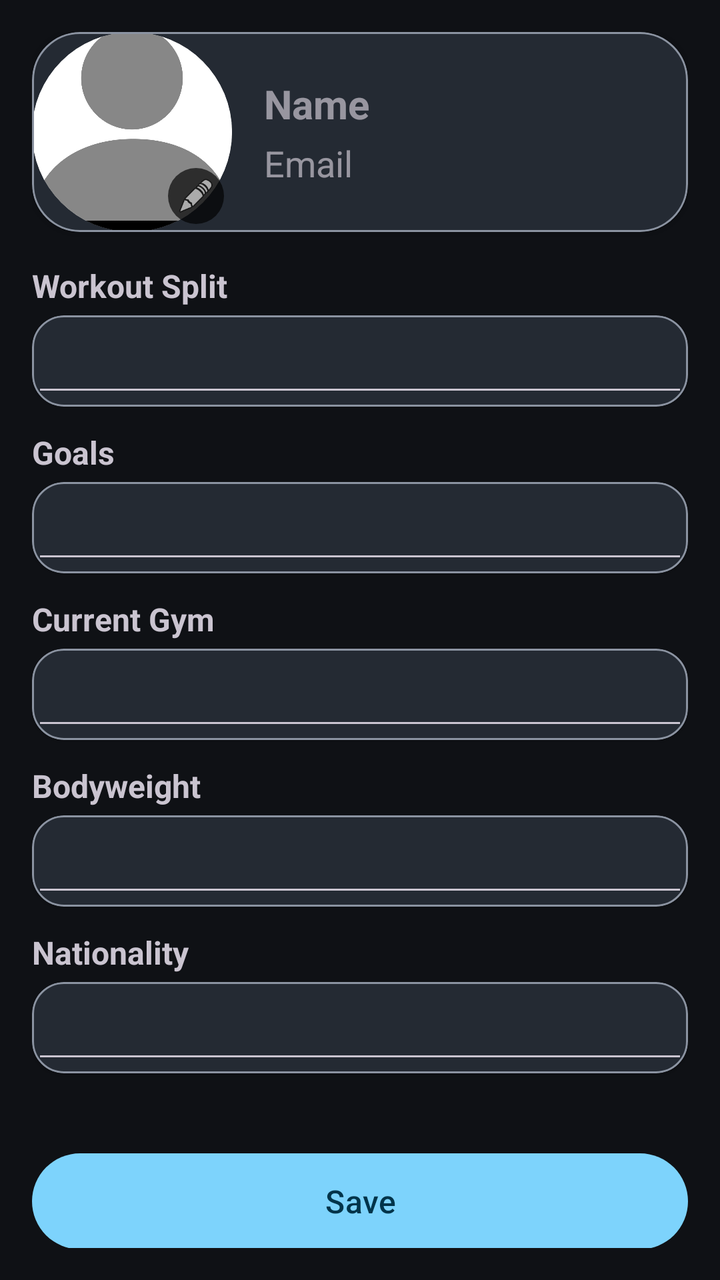
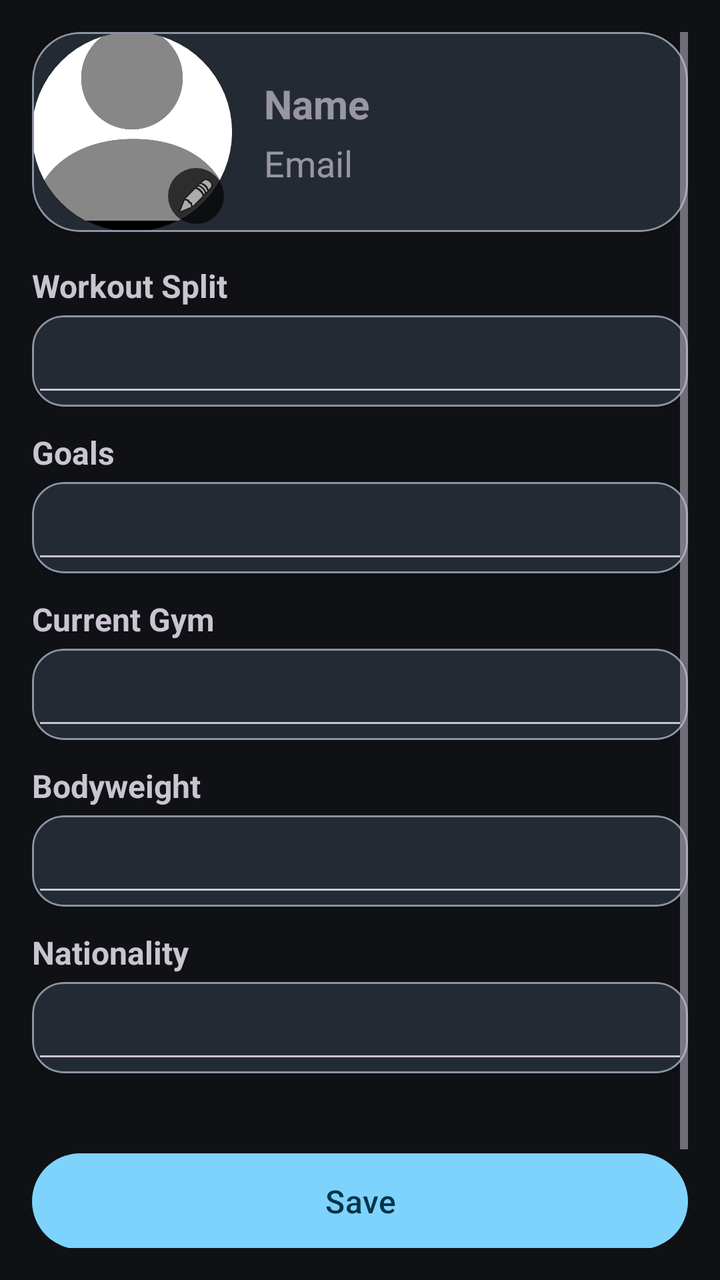

Screens rendered from an Android XML layout before and after an edit, with the pre-edit source and the edit as a unified diff.
<!-- AndroidManifest.xml: application theme Theme.CS4084Group3 -->
<!-- res/layout/fragment_profile.xml -->
<?xml version="1.0" encoding="utf-8"?>
<ScrollView
    xmlns:android="http://schemas.android.com/apk/res/android"
    xmlns:app="http://schemas.android.com/apk/res-auto"
    android:id="@+id/profileScrollView"
    android:layout_width="match_parent"
    android:layout_height="match_parent"
    android:fillViewport="true"
    android:padding="16dp">

    <LinearLayout
        android:layout_width="match_parent"
        android:layout_height="wrap_content"
        android:orientation="vertical">

        
        <com.google.android.material.card.MaterialCardView
            android:id="@+id/profileCard"
            android:layout_width="match_parent"
            android:layout_height="wrap_content"
            android:layout_marginBottom="16dp"
            android:padding="16dp"
            app:cardCornerRadius="24dp">

            <LinearLayout
                android:layout_width="match_parent"
                android:layout_height="wrap_content"
                android:orientation="horizontal"
                android:gravity="center_vertical">

                
                <FrameLayout
                    android:layout_width="100dp"
                    android:layout_height="100dp">

                    
                    <ImageView
                        android:id="@+id/profileImage"
                        android:layout_width="match_parent"
                        android:layout_height="match_parent"
                        android:scaleType="centerCrop"
                        android:src="@drawable/profile_placeholder"
                        android:background="@drawable/circle_mask"
                        android:clipToOutline="true"/>

                    
                    <ImageView
                        android:id="@+id/btnEditImage"
                        android:layout_width="28dp"
                        android:layout_height="28dp"
                        android:layout_gravity="bottom|end"
                        android:layout_margin="4dp"
                        android:padding="4dp"
                        android:src="@android:drawable/ic_menu_edit"
                        android:background="@drawable/circle_bg"
                        android:clickable="true"
                        android:focusable="true"/>
                </FrameLayout>

                
                <LinearLayout
                    android:layout_width="0dp"
                    android:layout_height="wrap_content"
                    android:layout_weight="1"
                    android:orientation="vertical"
                    android:paddingStart="16dp">

                    <EditText
                        android:id="@+id/inputName"
                        android:layout_width="match_parent"
                        android:layout_height="wrap_content"
                        android:autofillHints=""
                        android:hint="Name"
                        android:textSize="20sp"
                        android:textStyle="bold"
                        android:background="@android:color/transparent"/>

                    <EditText
                        android:id="@+id/inputEmail"
                        android:layout_width="match_parent"
                        android:layout_height="wrap_content"
                        android:autofillHints=""
                        android:hint="Email"
                        android:layout_marginTop="4dp"
                        android:background="@android:color/transparent" />
                </LinearLayout>

            </LinearLayout>
        </com.google.android.material.card.MaterialCardView>

        
        <TextView
            android:layout_width="wrap_content"
            android:layout_height="wrap_content"
            android:text="@string/workout_split"
            android:textStyle="bold"
            android:textSize="16sp"
            android:layout_marginBottom="4dp"/>

        <com.google.android.material.card.MaterialCardView
            android:layout_width="match_parent"
            android:layout_height="wrap_content"
            android:layout_marginBottom="12dp"
            android:padding="8dp"
            app:cardCornerRadius="16dp">

            <EditText
                android:id="@+id/inputWorkoutSplit"
                android:layout_width="match_parent"
                android:layout_height="wrap_content"
                android:textSize="16sp"
                android:padding="12dp"
                android:inputType="textMultiLine"/>
        </com.google.android.material.card.MaterialCardView>

        
        <TextView
            android:layout_width="wrap_content"
            android:layout_height="wrap_content"
            android:text="Goals"
            android:textStyle="bold"
            android:textSize="16sp"
            android:layout_marginBottom="4dp"/>

        <com.google.android.material.card.MaterialCardView
            android:layout_width="match_parent"
            android:layout_height="wrap_content"
            android:layout_marginBottom="12dp"
            android:padding="8dp"
            app:cardCornerRadius="16dp">

            <EditText
                android:id="@+id/inputGoals"
                android:layout_width="match_parent"
                android:layout_height="wrap_content"
                android:textSize="16sp"
                android:padding="12dp"
                android:inputType="textMultiLine"/>
        </com.google.android.material.card.MaterialCardView>

        
        <TextView
            android:layout_width="wrap_content"
            android:layout_height="wrap_content"
            android:text="Current Gym"
            android:textStyle="bold"
            android:textSize="16sp"
            android:layout_marginBottom="4dp"/>

        <com.google.android.material.card.MaterialCardView
            android:layout_width="match_parent"
            android:layout_height="wrap_content"
            android:layout_marginBottom="12dp"
            android:padding="8dp"
            app:cardCornerRadius="16dp">

            <EditText
                android:id="@+id/inputCurrentGym"
                android:layout_width="match_parent"
                android:layout_height="wrap_content"
                android:textSize="16sp"
                android:padding="12dp"
                android:inputType="textMultiLine"/>
        </com.google.android.material.card.MaterialCardView>

        
        <TextView
            android:layout_width="wrap_content"
            android:layout_height="wrap_content"
            android:text="Bodyweight"
            android:textStyle="bold"
            android:textSize="16sp"
            android:layout_marginBottom="4dp"/>

        <com.google.android.material.card.MaterialCardView
            android:layout_width="match_parent"
            android:layout_height="wrap_content"
            android:layout_marginBottom="12dp"
            android:padding="8dp"
            app:cardCornerRadius="16dp">

            <EditText
                android:id="@+id/inputBodyweight"
                android:layout_width="match_parent"
                android:layout_height="wrap_content"
                android:textSize="16sp"
                android:padding="12dp"
                android:inputType="textMultiLine"/>
        </com.google.android.material.card.MaterialCardView>

        
        <TextView
            android:layout_width="wrap_content"
            android:layout_height="wrap_content"
            android:text="@string/nationality"
            android:textStyle="bold"
            android:textSize="16sp"
            android:layout_marginBottom="4dp"/>

        <com.google.android.material.card.MaterialCardView
            android:layout_width="match_parent"
            android:layout_height="wrap_content"
            android:layout_marginBottom="12dp"
            android:padding="8dp"
            app:cardCornerRadius="16dp">

            <EditText
                android:id="@+id/inputNationality"
                android:layout_width="match_parent"
                android:layout_height="wrap_content"
                android:textSize="16sp"
                android:padding="12dp"
                android:inputType="textMultiLine"/>
        </com.google.android.material.card.MaterialCardView>

        
        <Button
            android:id="@+id/btnSaveProfile"
            android:layout_width="match_parent"
            android:layout_height="56dp"
            android:text="Save"
            android:textSize="16sp"
            android:layout_marginTop="24dp"/>

    </LinearLayout>
</ScrollView>
<!-- resources referenced by this layout -->
<resources>
  <!-- drawable circle_bg (drawable) -->
  <shape xmlns:android="http://schemas.android.com/apk/res/android">
      <solid android:color="#AA000000"/>
      <corners android:radius="50dp"/>
  </shape>
  <!-- drawable circle_mask (drawable) -->
  <shape xmlns:android="http://schemas.android.com/apk/res/android">
      <solid android:color="#FFFFFF"/>
      <corners android:radius="100dp"/>
  </shape>
  <!-- drawable profile_placeholder: jpg bitmap (drawable, 29800 bytes) -->
  <string name="nationality">Nationality</string>
  <string name="workout_split">Workout Split</string>
  <style name="Theme.CS4084Group3" parent="Base.Theme.CS4084Group3" />
  <style name="Base.Theme.CS4084Group3" parent="Theme.Material3.Dark.NoActionBar">
          <item name="colorPrimary">@color/md_theme_dark_primary</item>
          <item name="colorOnPrimary">@color/md_theme_dark_onPrimary</item>
          <item name="colorSecondary">@color/md_theme_dark_secondary</item>
          <item name="colorOnSecondary">@color/md_theme_dark_onSecondary</item>
          <item name="android:colorBackground">@color/md_theme_dark_background</item>
          <item name="colorSurface">@color/md_theme_dark_surface</item>
          <item name="colorOnSurface">@color/md_theme_dark_onSurface</item>
          <item name="colorSurfaceVariant">@color/md_theme_dark_surfaceVariant</item>
          <item name="colorOnSurfaceVariant">@color/md_theme_dark_onSurfaceVariant</item>
          <item name="colorOutline">@color/md_theme_dark_outline</item>
          <item name="android:statusBarColor">@android:color/transparent</item>
          <item name="android:navigationBarColor">@color/md_theme_dark_surface</item>
          <item name="android:windowLightStatusBar">false</item>
          <item name="android:windowLightNavigationBar">false</item>
          <item name="toolbarStyle">@style/Widget.CS4084Group3.TopAppBar</item>
          <item name="bottomNavigationStyle">@style/Widget.CS4084Group3.BottomNav</item>
          <item name="materialCardViewStyle">@style/Widget.CS4084Group3.Card</item>
      </style>
  <color name="md_theme_dark_primary">#7DD3FC</color>
  <color name="md_theme_dark_onPrimary">#00344A</color>
  <color name="md_theme_dark_secondary">#A7C8E8</color>
  <color name="md_theme_dark_onSecondary">#0A314D</color>
  <color name="md_theme_dark_background">#0F1115</color>
  <color name="md_theme_dark_surface">#161A20</color>
  <color name="md_theme_dark_onSurface">#E3E8EF</color>
  <color name="md_theme_dark_surfaceVariant">#242A33</color>
  <color name="md_theme_dark_onSurfaceVariant">#C1C8D3</color>
  <color name="md_theme_dark_outline">#8B93A1</color>
  <style name="Widget.CS4084Group3.TopAppBar" parent="Widget.Material3.Toolbar">
          <item name="backgroundTint">?attr/colorSurface</item>
          <item name="titleTextColor">?attr/colorOnSurface</item>
          <item name="subtitleTextColor">?attr/colorOnSurfaceVariant</item>
          <item name="elevation">0dp</item>
      </style>
  <style name="Widget.CS4084Group3.BottomNav" parent="Widget.Material3.BottomNavigationView">
          <item name="android:background">?attr/colorSurface</item>
          <item name="itemIconTint">@color/bottom_nav_item_tint</item>
          <item name="itemTextColor">@color/bottom_nav_item_tint</item>
      </style>
  <style name="Widget.CS4084Group3.Card" parent="Widget.Material3.CardView.Elevated">
          <item name="cardBackgroundColor">?attr/colorSurfaceVariant</item>
          <item name="strokeColor">?attr/colorOutline</item>
          <item name="strokeWidth">1dp</item>
      </style>
</resources>

<!-- the commit's change to res/layout/fragment_profile.xml (unified diff, before → after) -->
@@ -222,5 +222,13 @@
             android:textSize="16sp"
             android:layout_marginTop="24dp"/>
 
+        <Button
+            android:id="@+id/btnLogout"
+            android:layout_width="match_parent"
+            android:layout_height="56dp"
+            android:layout_marginTop="12dp"
+            android:text="@string/btn_logout"
+            android:textSize="16sp"/>
+
     </LinearLayout>
 </ScrollView>
<!-- resource entries referenced after the edit -->
@@ -11,6 +11,7 @@
       <corners android:radius="100dp"/>
   </shape>
   <!-- drawable profile_placeholder: jpg bitmap (drawable, 29800 bytes) -->
+  <string name="btn_logout">Logout</string>
   <string name="nationality">Nationality</string>
   <string name="workout_split">Workout Split</string>
   <style name="Theme.CS4084Group3" parent="Base.Theme.CS4084Group3" />
